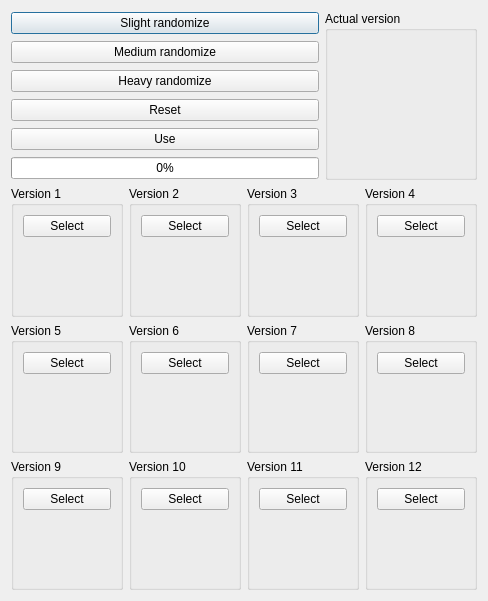
The window that mandelbulber2/qt/randomizer_dialog.ui (buddhi1980/mandelbulber2) describes before a commit, drawn with Qt 5.
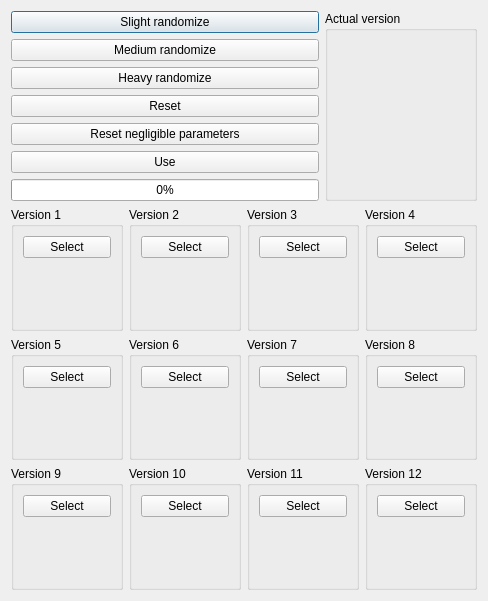
The same window after the commit. Custom widgets are drawn as their Qt base class.

Commit message: Added option to reset negligible parameters in Randomizer It analyses if already randomized parameters affect appearance of image

```diff
--- a/mandelbulber2/qt/randomizer_dialog.ui
+++ b/mandelbulber2/qt/randomizer_dialog.ui
@@ -46,6 +46,13 @@
          </property>
         </widget>
        </item>
+       <item>
+        <widget class="QPushButton" name="pushButton_clean_up">
+         <property name="text">
+          <string>Reset negligible parameters</string>
+         </property>
+        </widget>
+       </item>
        <item>
         <widget class="QPushButton" name="pushButton_use">
          <property name="text">
```
The commit also changes 2 other files.
